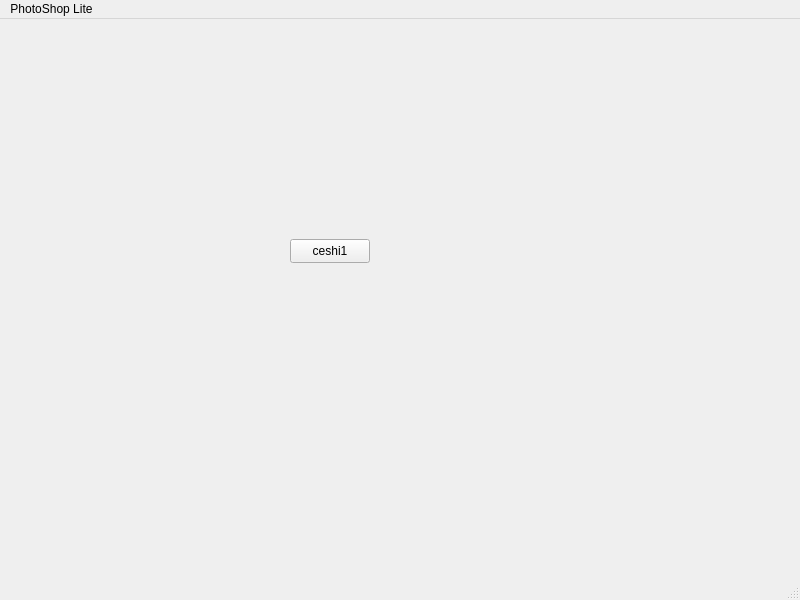
The window that mainwindow.ui (Saturday-365/PhotoShop-Lite) describes before a commit, drawn with Qt 5.
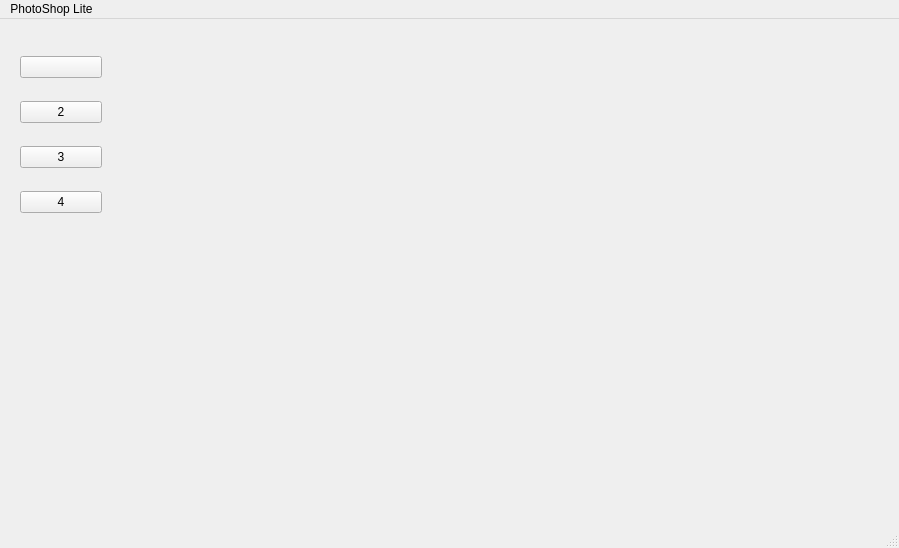
The same window after the commit.

```diff
--- a/mainwindow.ui
+++ b/mainwindow.ui
@@ -6,26 +6,53 @@
    <rect>
     <x>0</x>
     <y>0</y>
-    <width>800</width>
-    <height>600</height>
+    <width>899</width>
+    <height>548</height>
    </rect>
   </property>
   <property name="windowTitle">
    <string>MainWindow</string>
   </property>
   <widget class="QWidget" name="centralwidget">
-   <widget class="QPushButton" name="pushButton">
+   <widget class="QWidget" name="">
     <property name="geometry">
      <rect>
-      <x>290</x>
-      <y>220</y>
-      <width>80</width>
-      <height>24</height>
+      <x>20</x>
+      <y>20</y>
+      <width>82</width>
+      <height>191</height>
      </rect>
     </property>
-    <property name="text">
-     <string>ceshi1</string>
-    </property>
+    <layout class="QVBoxLayout" name="verticalLayout">
+     <item>
+      <widget class="QPushButton" name="mode1Btn">
+       <property name="text">
+        <string/>
+       </property>
+      </widget>
+     </item>
+     <item>
+      <widget class="QPushButton" name="mode2Btn">
+       <property name="text">
+        <string>2</string>
+       </property>
+      </widget>
+     </item>
+     <item>
+      <widget class="QPushButton" name="mode3Btn">
+       <property name="text">
+        <string>3</string>
+       </property>
+      </widget>
+     </item>
+     <item>
+      <widget class="QPushButton" name="mode4Btn">
+       <property name="text">
+        <string>4</string>
+       </property>
+      </widget>
+     </item>
+    </layout>
    </widget>
   </widget>
   <widget class="QMenuBar" name="menubar">
@@ -33,7 +60,7 @@
     <rect>
      <x>0</x>
      <y>0</y>
-     <width>800</width>
+     <width>899</width>
      <height>21</height>
     </rect>
    </property>
```
